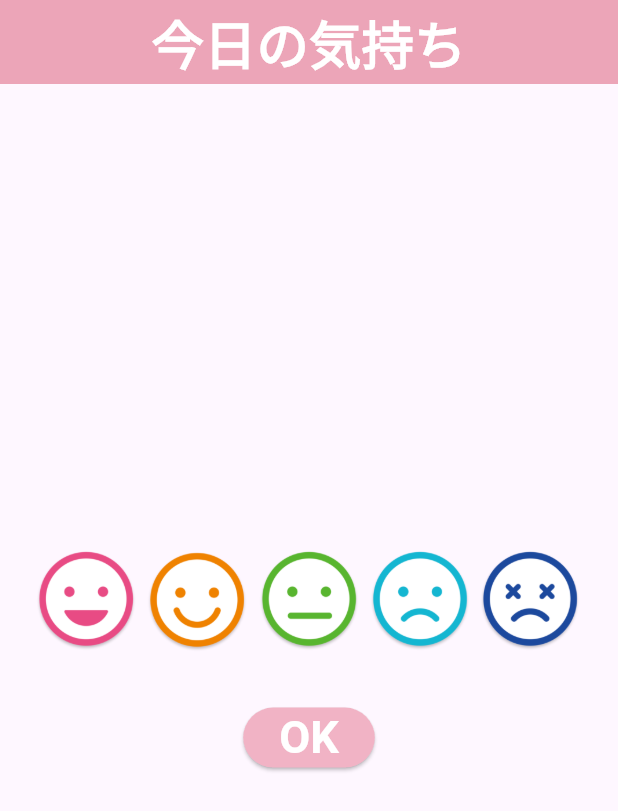
After one commit to uchiran-chi/hohoemi_navi_partner_app, a Flutter app: the screen it shows after launch, on a phone screen of 412 x 824 dp. The commit adds this screen. Shown: the top 811 px of the screen. Run offline on Flutter 3.47's test engine with Material 3 defaults, Android fonts, the phone set to English and light mode, and no system bars; our stand-ins replace flutter_riverpod.

Commit message:
minSDKの修正

```diff
--- /dev/null
+++ b/lib/reaction_page.dart
@@ -0,0 +1,68 @@
+import 'package:flutter/material.dart';
+import 'package:flutter_riverpod/flutter_riverpod.dart';
+
+import 'data/api_service.dart';
+import 'domain/emotion_controller.dart';
+
+final backgroundColor = StateProvider((ref) => 0xFFFFFFFF);
+
+//リアクション送信画面
+class ReactionPage extends ConsumerWidget{
+  const ReactionPage({super.key});
+
+
+  @override
+  Widget build(BuildContext context, WidgetRef ref) {
+
+    final List<int> colors = [
+      0xFFF8BBD0,
+      0xFFFFCCBC,
+      0xFFDCEDC8,
+      0xFFB2EBF2,
+      0xFF9FA8DA
+    ];
+    final deviceWidth = MediaQuery.of(context).size.width *0.9;
+    final Map<String, bool> emotionProvider = ref.watch(emotionsProvider);
+    final List<bool> emotionList = emotionProvider.values.toList();
+
+    return Scaffold(
+      appBar: AppBar(
+        title: const Text('今日の気持ち'),
+      ),
+      body: Container(
+        alignment: Alignment.center,
+        margin: const EdgeInsets.all(15),
+        child: Column(
+          mainAxisAlignment: MainAxisAlignment.center,
+          children: <Widget>[
+            ToggleButtons(
+              renderBorder: false,
+              fillColor: Color(ref.watch(backgroundColor)),
+              isSelected: emotionList,
+              onPressed: (index) {
+                ref.read(emotionsProvider.notifier).updateSelectEmotion(index);
+                ref.read(backgroundColor.notifier).state = colors[index];
+              },
+              children: [
+                Image(image: const AssetImage('assets/very_good.png'), width: deviceWidth/5),
+                Image(image: const AssetImage('assets/good.png'), width: deviceWidth/5),
+                Image(image: const AssetImage('assets/average.png'), width: deviceWidth/5),
+                Image(image: const AssetImage('assets/bad.png'), width: deviceWidth/5),
+                Image(image: const AssetImage('assets/very_bad.png'), width: deviceWidth/5),
+              ],
+            ),
+            const SizedBox(height: 30),
+            ElevatedButton(
+              onPressed: () async {
+                final selectedIndex = emotionList.indexOf(true);
+                String selectedEmotion = emotionProvider.keys.toList()[selectedIndex];
+                await updateReaction(1, selectedEmotion);
+              },
+              child: const Text('OK'),
+            ),
+          ],
+        ),
+      ),
+    );
+  }
+}
--- a/pubspec.yaml
+++ b/pubspec.yaml
@@ -1,4 +1,4 @@
-name: hohoemi_navi
+name: hohoemi_navi_partner_app
 description: A new Flutter project.
 # The following line prevents the package from being accidentally published to
 # pub.dev using `flutter pub publish`. This is preferred for private packages.
```
Also changed, not shown: lib/data/api_service.dart (+10 -5 lines), lib/main.dart (+4 -65 lines), lib/qr_page.dart (added, +20 -0 lines), 9 other files.
